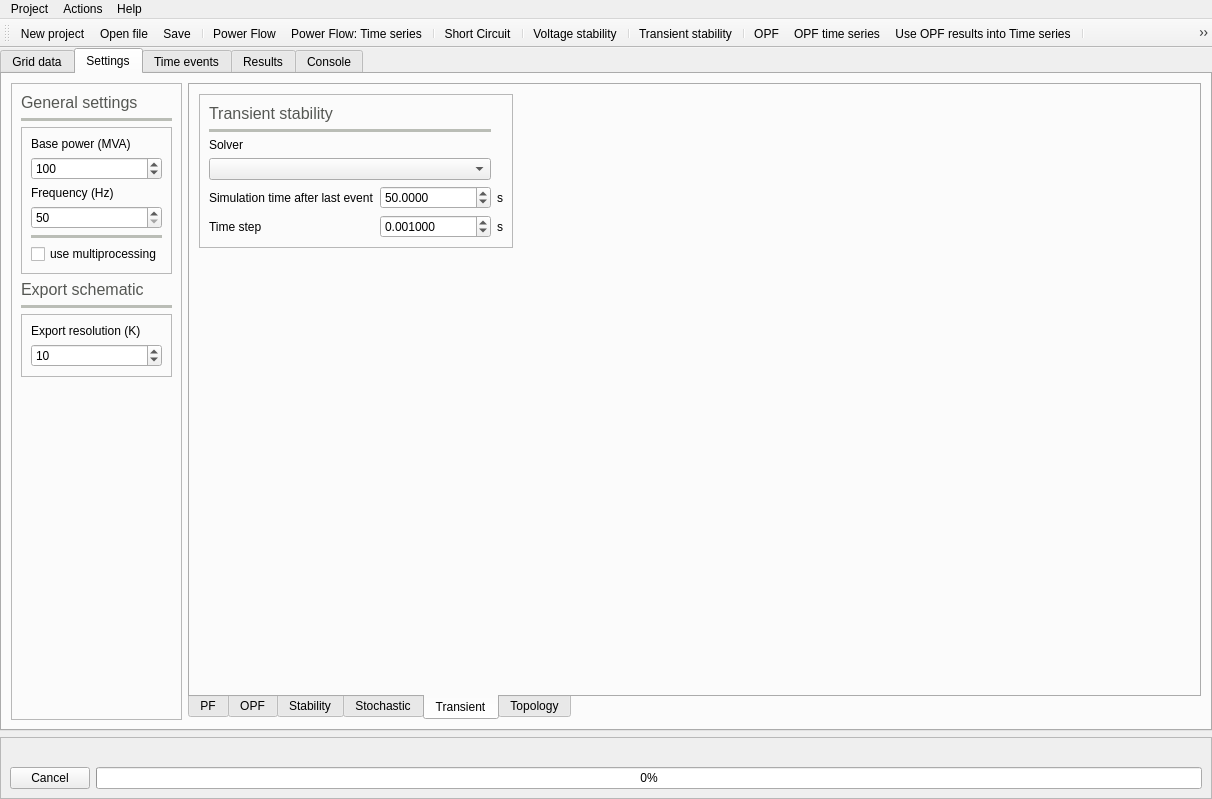
Above: UnderDevelopment/GridCal/Gui/Main/MainWindow.ui from SanPen/GridCal before the change. Below: the same form after it.
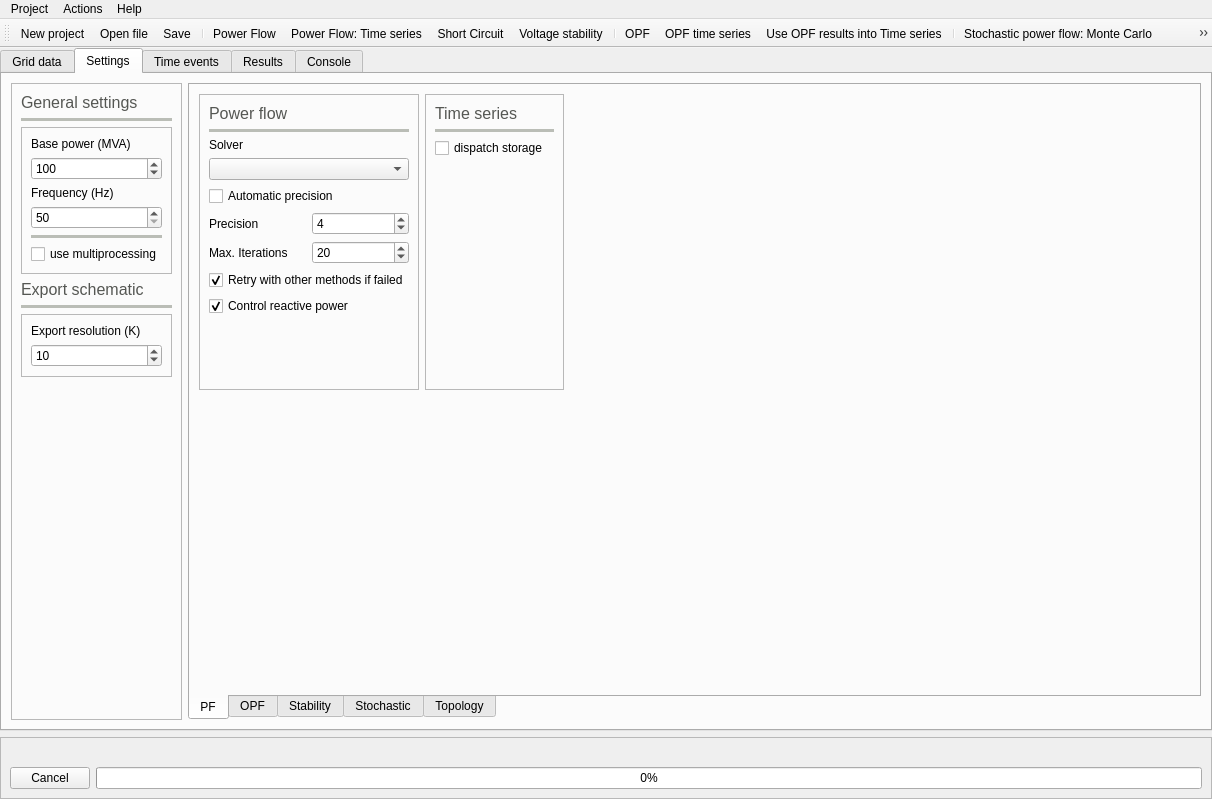
That is the form after the change. The open tabs and pages were chosen to show the change. Icons and pictures are not drawn. Custom widgets are drawn as their Qt base class.

```diff
--- a/UnderDevelopment/GridCal/Gui/Main/MainWindow.ui
+++ b/UnderDevelopment/GridCal/Gui/Main/MainWindow.ui
@@ -1060,7 +1060,10 @@
        </attribute>
        <layout class="QGridLayout" name="gridLayout_8">
         <item row="0" column="3">
-         <widget class="QTabWidget" name="tabWidget_2">
+         <widget class="QTabWidget" name="settings_tabWidget">
+          <property name="enabled">
+           <bool>true</bool>
+          </property>
           <property name="tabPosition">
            <enum>QTabWidget::South</enum>
           </property>
@@ -2469,224 +2472,6 @@
             </item>
            </layout>
           </widget>
-          <widget class="QWidget" name="tab_10">
-           <attribute name="icon">
-            <iconset resource="icons.qrc">
-             <normaloff>:/Icons/icons/dyn.svg</normaloff>:/Icons/icons/dyn.svg</iconset>
-           </attribute>
-           <attribute name="title">
-            <string>Transient</string>
-           </attribute>
-           <layout class="QGridLayout" name="gridLayout_16">
-            <item row="0" column="0">
-             <widget class="QFrame" name="frame_17">
-              <property name="frameShape">
-               <enum>QFrame::StyledPanel</enum>
-              </property>
-              <property name="frameShadow">
-               <enum>QFrame::Raised</enum>
-              </property>
-              <layout class="QGridLayout" name="gridLayout_15">
-               <item row="7" column="2">
-                <widget class="QLabel" name="label_50">
-                 <property name="text">
-                  <string>s</string>
-                 </property>
-                </widget>
-               </item>
-               <item row="6" column="0">
-                <widget class="QLabel" name="label_40">
-                 <property name="text">
-                  <string>Simulation time after last event</string>
-                 </property>
-                </widget>
-               </item>
-               <item row="6" column="1">
-                <widget class="QDoubleSpinBox" name="transient_time_span_doubleSpinBox">
-                 <property name="decimals">
-                  <number>4</number>
-                 </property>
-                 <property name="maximum">
-                  <double>99990000.000000000000000</double>
-                 </property>
-                 <property name="singleStep">
-                  <double>0.010000000000000</double>
-                 </property>
-                 <property name="value">
-                  <double>50.000000000000000</double>
-                 </property>
-                </widget>
-               </item>
-               <item row="7" column="1">
-                <widget class="QDoubleSpinBox" name="transient_time_step_doubleSpinBox">
-                 <property name="decimals">
-                  <number>6</number>
-                 </property>
-                 <property name="maximum">
-                  <double>99990000.000000000000000</double>
-                 </property>
-                 <property name="singleStep">
-                  <double>0.001000000000000</double>
-                 </property>
-                 <property name="value">
-                  <double>0.001000000000000</double>
-                 </property>
-                </widget>
-               </item>
-               <item row="7" column="0">
-                <widget class="QLabel" name="label_38">
-                 <property name="text">
-                  <string>Time step</string>
-                 </property>
-                </widget>
-               </item>
-               <item row="0" column="0" colspan="2">
-                <widget class="QLabel" name="label_48">
-                 <property name="palette">
-                  <palette>
-                   <active>
-                    <colorrole role="WindowText">
-                     <brush brushstyle="SolidPattern">
-                      <color alpha="255">
-                       <red>85</red>
-                       <green>87</green>
-                       <blue>83</blue>
-                      </color>
-                     </brush>
-                    </colorrole>
-                   </active>
-                   <inactive>
-                    <colorrole role="WindowText">
-                     <brush brushstyle="SolidPattern">
-                      <color alpha="255">
-                       <red>85</red>
-                       <green>87</green>
-                       <blue>83</blue>
-                      </color>
-                     </brush>
-                    </colorrole>
-                   </inactive>
-                   <disabled>
-                    <colorrole role="WindowText">
-                     <brush brushstyle="SolidPattern">
-                      <color alpha="255">
-                       <red>190</red>
-                       <green>190</green>
-                       <blue>190</blue>
-                      </color>
-                     </brush>
-                    </colorrole>
-                   </disabled>
-                  </palette>
-                 </property>
-                 <property name="font">
-                  <font>
-                   <pointsize>12</pointsize>
-                  </font>
-                 </property>
-                 <property name="text">
-                  <string>Transient stability</string>
-                 </property>
-                </widget>
-               </item>
-               <item row="1" column="0" colspan="2">
-                <widget class="Line" name="line_18">
-                 <property name="palette">
-                  <palette>
-                   <active>
-                    <colorrole role="WindowText">
-                     <brush brushstyle="SolidPattern">
-                      <color alpha="255">
-                       <red>186</red>
-                       <green>189</green>
-                       <blue>182</blue>
-                      </color>
-                     </brush>
-                    </colorrole>
-                   </active>
-                   <inactive>
-                    <colorrole role="WindowText">
-                     <brush brushstyle="SolidPattern">
-                      <color alpha="255">
-                       <red>186</red>
-                       <green>189</green>
-                       <blue>182</blue>
-                      </color>
-                     </brush>
-                    </colorrole>
-                   </inactive>
-                   <disabled>
-                    <colorrole role="WindowText">
-                     <brush brushstyle="SolidPattern">
-                      <color alpha="255">
-                       <red>190</red>
-                       <green>190</green>
-                       <blue>190</blue>
-                      </color>
-                     </brush>
-                    </colorrole>
-                   </disabled>
-                  </palette>
-                 </property>
-                 <property name="frameShadow">
-                  <enum>QFrame::Plain</enum>
-                 </property>
-                 <property name="lineWidth">
-                  <number>4</number>
-                 </property>
-                 <property name="orientation">
-                  <enum>Qt::Horizontal</enum>
-                 </property>
-                </widget>
-               </item>
-               <item row="6" column="2">
-                <widget class="QLabel" name="label_49">
-                 <property name="text">
-                  <string>s</string>
-                 </property>
-                </widget>
-               </item>
-               <item row="4" column="0" colspan="2">
-                <widget class="QComboBox" name="transient_solver_comboBox"/>
-               </item>
-               <item row="3" column="0">
-                <widget class="QLabel" name="label_56">
-                 <property name="text">
-                  <string>Solver</string>
-                 </property>
-                </widget>
-               </item>
-              </layout>
-             </widget>
-            </item>
-            <item row="0" column="1">
-             <spacer name="horizontalSpacer_14">
-              <property name="orientation">
-               <enum>Qt::Horizontal</enum>
-              </property>
-              <property name="sizeHint" stdset="0">
-               <size>
-                <width>501</width>
-                <height>20</height>
-               </size>
-              </property>
-             </spacer>
-            </item>
-            <item row="1" column="0">
-             <spacer name="verticalSpacer_12">
-              <property name="orientation">
-               <enum>Qt::Vertical</enum>
-              </property>
-              <property name="sizeHint" stdset="0">
-               <size>
-                <width>20</width>
-                <height>299</height>
-               </size>
-              </property>
-             </spacer>
-            </item>
-           </layout>
-          </widget>
           <widget class="QWidget" name="tab_13">
            <attribute name="icon">
             <iconset resource="icons.qrc">
@@ -4384,20 +4169,15 @@
    <addaction name="separator"/>
    <addaction name="actionPower_flow"/>
    <addaction name="actionPower_Flow_Time_series"/>
-   <addaction name="separator"/>
    <addaction name="actionShort_Circuit"/>
-   <addaction name="separator"/>
    <addaction name="actionVoltage_stability"/>
    <addaction name="separator"/>
-   <addaction name="actionTransient_stability"/>
-   <addaction name="separator"/>
    <addaction name="actionOPF"/>
    <addaction name="actionOPF_time_series"/>
    <addaction name="actionUse_OPF_in_TS"/>
    <addaction name="separator"/>
    <addaction name="actionPower_flow_Stochastic"/>
    <addaction name="actionLatin_Hypercube_Sampling"/>
-   <addaction name="separator"/>
    <addaction name="actionBlackout_cascade"/>
    <addaction name="separator"/>
    <addaction name="actionBigger_nodes"/>
```
Left out of the diff: 3 changed lines with no effect on the pictures.
